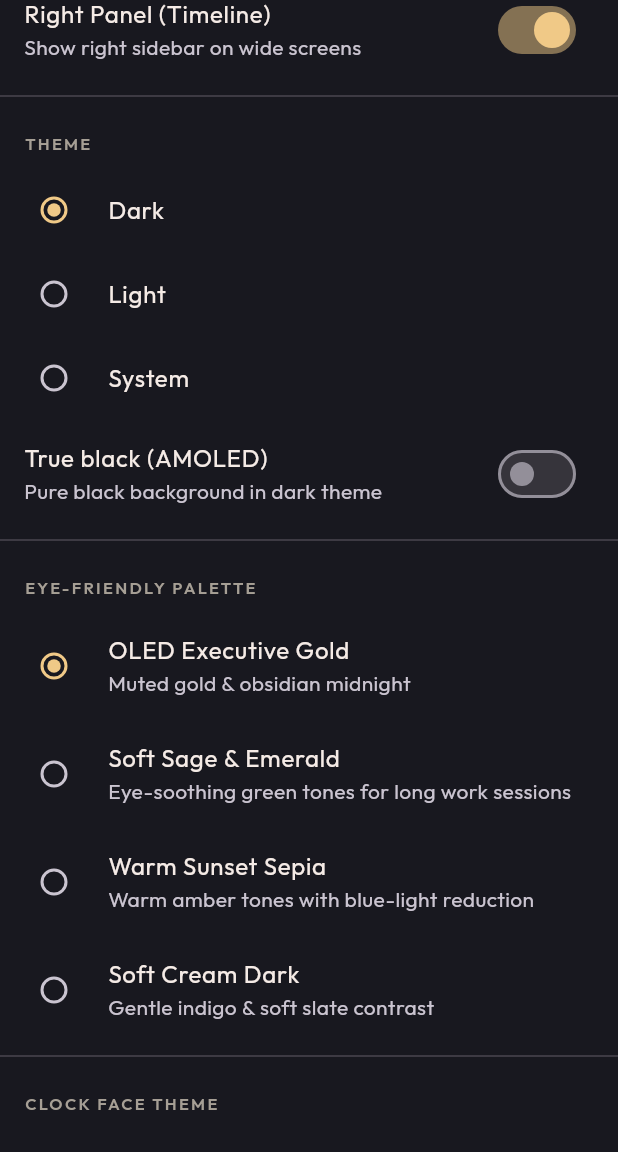
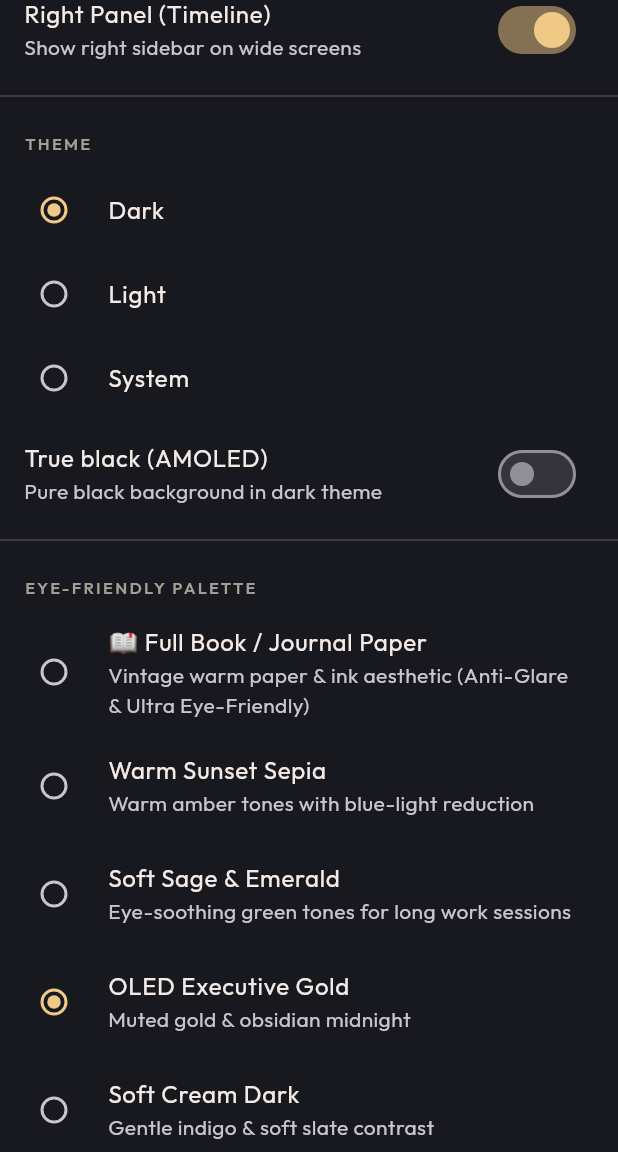
Before and after one commit to AIZATFIR/focus-clock, a Flutter app: the SettingsScreen screen opened directly, scrolled down 1152 dp, on a phone screen of 412 x 824 dp, the part 84-1236 px from its top. Run offline on Flutter 3.47's test engine with Material 3 defaults, Android fonts, the phone set to English and light mode, and no system bars; our stand-ins replace cloud_firestore, firebase_auth, firebase_core, flutter_local_notifications, flutter_markdown, flutter_riverpod and 8 more; missing offline and left inert: googleapis, tray_manager, window_manager; accounts and stored records are empty; generated files the repository leaves out were written again.

Commit message:
feat: add Full Book theme, Pastel Clock face, eliminate glow, fix AM/PM clearance, optimize lightweight performance

```diff
--- a/lib/features/settings/settings_screen.dart
+++ b/lib/features/settings/settings_screen.dart
@@ -451,9 +451,22 @@ class _SettingsScreenState extends ConsumerState<SettingsScreen> {
               const Divider(),
               const _Section(title: 'Eye-Friendly Palette'),
               RadioListTile(
-                title: const Text('OLED Executive Gold'),
-                subtitle: const Text('Muted gold & obsidian midnight'),
-                value: 'executive',
+                title: const Text('📖 Full Book / Journal Paper'),
+                subtitle: const Text('Vintage warm paper & ink aesthetic (Anti-Glare & Ultra Eye-Friendly)'),
+                value: 'full_book',
+                groupValue: _themePalette ?? 'executive',
+                activeColor: AppPalette.accent,
+                onChanged: (v) {
+                  if (v != null) {
+                    setState(() => _themePalette = v);
+                    _save(s, themePalette: v);
+                  }
+                },
+              ),
+              RadioListTile(
+                title: const Text('Warm Sunset Sepia'),
+                subtitle: const Text('Warm amber tones with blue-light reduction'),
+                value: 'sepia',
                 groupValue: _themePalette ?? 'executive',
                 activeColor: AppPalette.accent,
                 onChanged: (v) {
@@ -477,9 +490,9 @@ class _SettingsScreenState extends ConsumerState<SettingsScreen> {
                 },
               ),
               RadioListTile(
-                title: const Text('Warm Sunset Sepia'),
-                subtitle: const Text('Warm amber tones with blue-light reduction'),
-                value: 'sepia',
+                title: const Text('OLED Executive Gold'),
+                subtitle: const Text('Muted gold & obsidian midnight'),
+                value: 'executive',
                 groupValue: _themePalette ?? 'executive',
                 activeColor: AppPalette.accent,
                 onChanged: (v) {
@@ -504,11 +517,26 @@ class _SettingsScreenState extends ConsumerState<SettingsScreen> {
               ),
 
               // ── Clock Face Theme ─────────────────────────────────────────────
-              if (curClockFaceTheme < 5) ...[
+              if (curClockFaceTheme < 5 || curClockFaceTheme == 7) ...[
                 const Divider(),
                 const _Section(title: 'Clock Face Theme'),
                 RadioListTile<int>(
-                  title: const Text('Default (Yellow-Black)'),
+                  title: const Text('📖 Pastel Book (Parchment & Inked Serif)'),
+                  subtitle: const Text('Calming muted pastel tones, zero glare, ultra lightweight'),
+                  value: 7,
+                  groupValue: curClockFaceTheme,
+                  activeColor: AppPalette.accent,
+                  onChanged: (v) {
+                    if (v != null) {
+                      setState(() {
+                        _clockFaceTheme = v;
+                      });
+                      _save(s, clockFaceTheme: v);
+                    }
+                  },
+                ),
+                RadioListTile<int>(
+                  title: const Text('Default (Warm Amber)'),
                   value: 1,
                   groupValue: curClockFaceTheme,
                   activeColor: AppPalette.accent,
```
Also changed, not shown: lib/core/theme.dart (+24 -5 lines), lib/features/focusclock/analog_clock_face.dart (+35 -24 lines), lib/features/focusclock/focusclock_tab.dart (+5 -13 lines), 2 other files.
